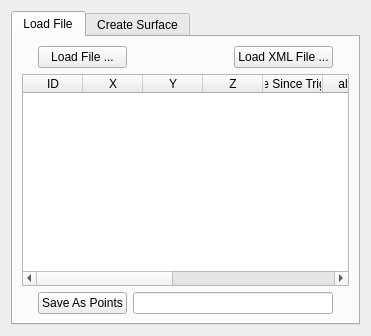
This is Plugins/CartoReader/CartoReader.ui in pengwg/vurtigo as Qt 5 draws it before an edit. The edited form follows.
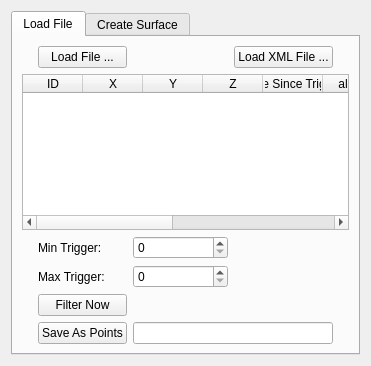
This is the edited form.

Commit message:
Added further features to the carto reader. BugID:696 Analysis:Added the ability to filter which EP data points are added to the list based on time since trigger.
Resolution:

Reviewed by:

The edit to the form file:
```diff
--- a/Plugins/CartoReader/CartoReader.ui
+++ b/Plugins/CartoReader/CartoReader.ui
@@ -7,7 +7,7 @@
     <x>0</x>
     <y>0</y>
     <width>371</width>
-    <height>336</height>
+    <height>366</height>
    </rect>
   </property>
   <property name="windowTitle">
@@ -105,7 +105,7 @@
          </property>
         </widget>
        </item>
-       <item row="2" column="2" colspan="2">
+       <item row="5" column="2" colspan="2">
         <widget class="QLineEdit" name="saveAsPointsLineEdit">
          <property name="minimumSize">
           <size>
@@ -115,7 +115,7 @@
          </property>
         </widget>
        </item>
-       <item row="2" column="1">
+       <item row="5" column="1">
         <widget class="QPushButton" name="saveAsPointsPushButton">
          <property name="text">
           <string>Save As Points</string>
@@ -129,6 +129,33 @@
          </property>
         </widget>
        </item>
+       <item row="2" column="1">
+        <widget class="QLabel" name="label">
+         <property name="text">
+          <string>Min Trigger:</string>
+         </property>
+        </widget>
+       </item>
+       <item row="3" column="1">
+        <widget class="QLabel" name="label_2">
+         <property name="text">
+          <string>Max Trigger:</string>
+         </property>
+        </widget>
+       </item>
+       <item row="4" column="1">
+        <widget class="QPushButton" name="filterNowPushButton">
+         <property name="text">
+          <string>Filter Now</string>
+         </property>
+        </widget>
+       </item>
+       <item row="2" column="2">
+        <widget class="QSpinBox" name="minTrigSpinBox"/>
+       </item>
+       <item row="3" column="2">
+        <widget class="QSpinBox" name="maxTrigSpinBox"/>
+       </item>
       </layout>
      </widget>
      <widget class="QWidget" name="tab_3">
```
The commit also changes 6 other files.
